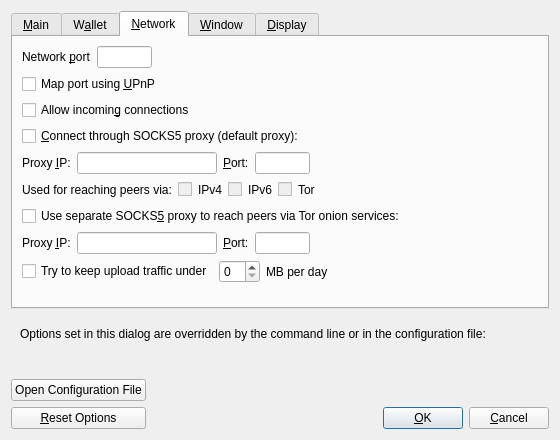
Qt form src/qt/forms/optionsdialog.ui (bitcoincore-dev/bitcoin-2001-863168-294116-d812cf1189) before a commit.
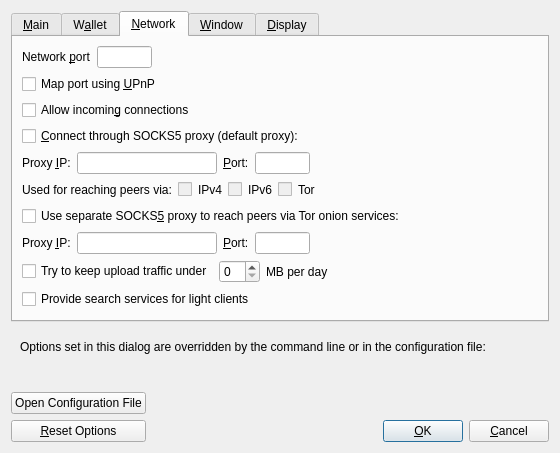
The same form after that commit. The open tabs and pages were chosen to show the change. Custom widgets are drawn as their Qt base class.

Commit message: Qt/Options: Expose peerbloomfilters in GUI using rwconf

```diff
--- a/src/qt/forms/optionsdialog.ui
+++ b/src/qt/forms/optionsdialog.ui
@@ -636,6 +636,16 @@
          </item>
         </layout>
        </item>
+       <item>
+        <widget class="QCheckBox" name="peerbloomfilters">
+         <property name="toolTip">
+          <string>Support filtering of blocks and transaction with bloom filters</string>
+         </property>
+         <property name="text">
+          <string>Provide search services for light clients</string>
+         </property>
+        </widget>
+       </item>
        <item>
         <spacer name="verticalSpacer_Network">
          <property name="orientation">
```
The commit also changes 3 other files.
